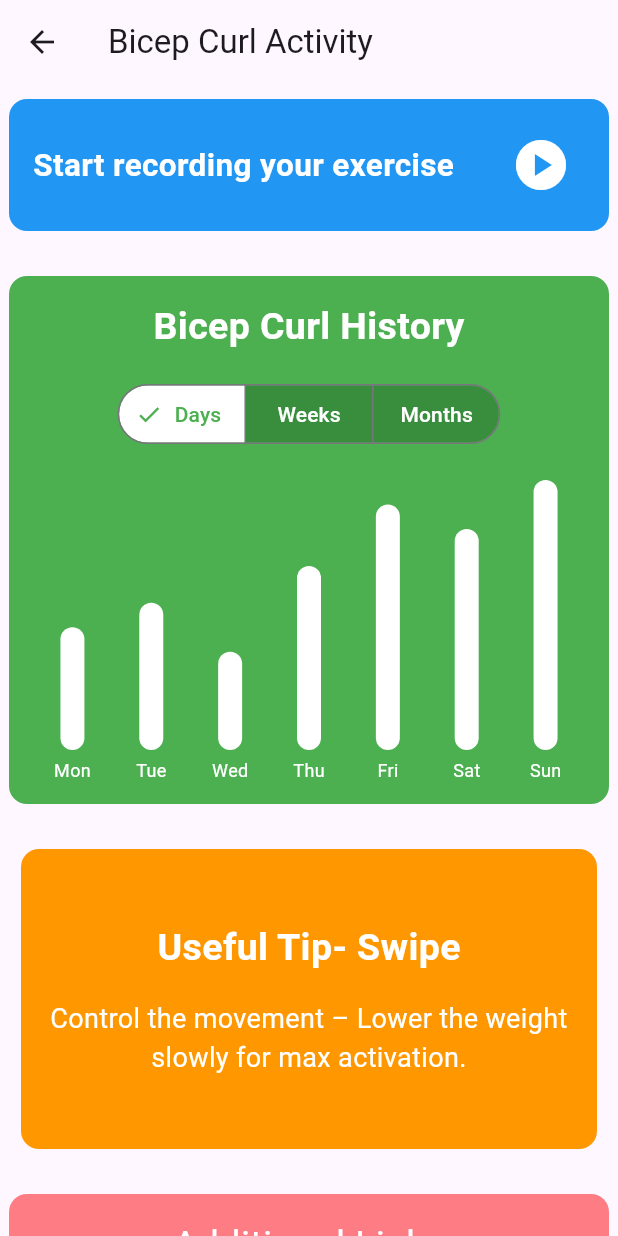
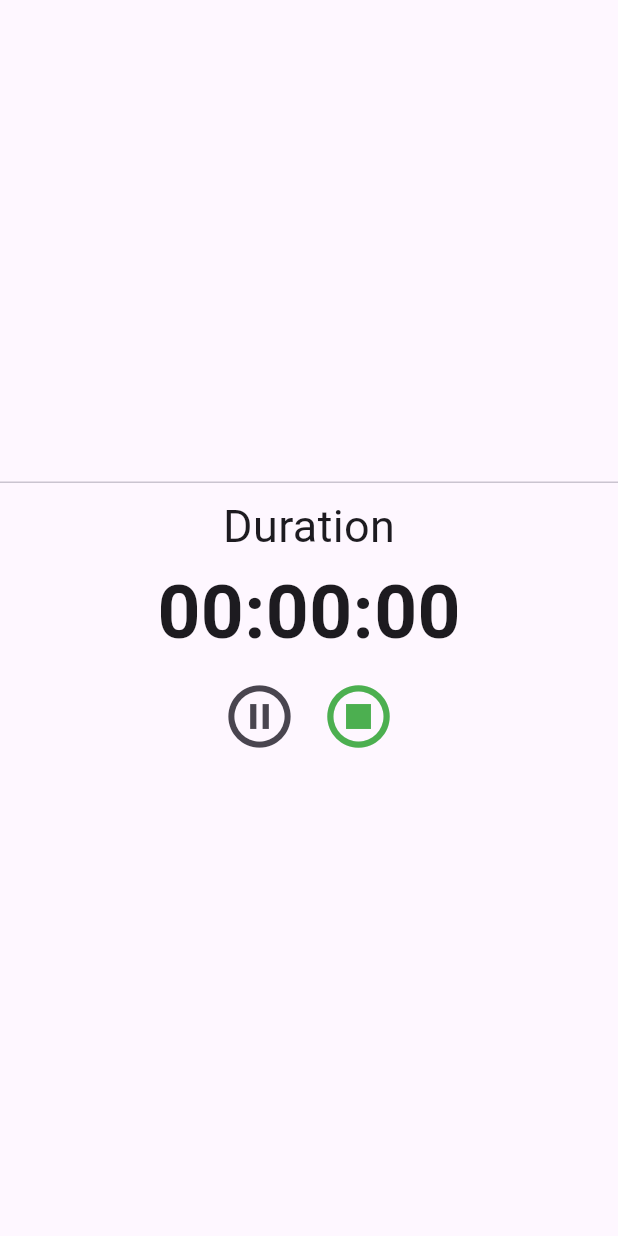
Before and after one commit to JamesMWaller/MobileAndUbiquitousComputing, a Flutter app: the DetailsPage screen opened directly, after a tap on the "play circle" icon, on a phone screen of 412 x 824 dp. Run offline on Flutter 3.47's test engine with Material 3 defaults, Android fonts, the light colour scheme and no system bars; drawn by our look-alikes of fl_chart; our stand-ins replace curved_navigation_bar, flutter_blue_plus.

Commit message:
Added a duration timer

```diff
--- /dev/null
+++ b/flutter_ble/lib/NavToolBar/Items/Active_Activity_page.dart
@@ -0,0 +1,88 @@
+import 'package:flutter/material.dart';
+import 'dart:async';
+import 'Bicep_Curl_Details_Page.dart';
+
+class RunningPage extends StatefulWidget {
+  @override
+  _RunningExercisePage createState() => _RunningExercisePage();
+}
+
+class _RunningExercisePage extends State<RunningPage> {
+  bool toggle = true;
+  final Stopwatch stopwatch = Stopwatch();
+  Timer? timer;
+
+  @override
+  void initState() {
+    super.initState();
+    // Start the stopwatch when the page loads
+    stopwatch.start();
+    // Update the UI every second
+    timer = Timer.periodic(Duration(seconds: 1), (Timer t) {
+      setState(() {});
+    });
+  }
+
+  @override
+  void dispose() {
+    timer?.cancel();
+    super.dispose();
+  }
+
+  String formattedDuration() {
+    final duration = stopwatch.elapsed;
+    String twoDigits(int n) => n.toString().padLeft(2, '0');
+    final hours = twoDigits(duration.inHours);
+    final minutes = twoDigits(duration.inMinutes.remainder(60));
+    final seconds = twoDigits(duration.inSeconds.remainder(60));
+    return "$hours:$minutes:$seconds";
+  }
+
+  @override
+  Widget build(BuildContext context) {
+    return Scaffold(
+      // reps, icon to start exercise, stop
+      body: Center(
+        child: Column(
+          mainAxisAlignment: MainAxisAlignment.center,
+          children: [
+            Divider(),
+            Text("Duration", style: TextStyle(fontSize: 30),),
+            Text(
+              formattedDuration(),
+              style: TextStyle(fontSize: 50, fontWeight: FontWeight.bold),
+            ),
+            Row(
+              mainAxisAlignment: MainAxisAlignment.center,
+              children: [
+                IconButton(
+                  onPressed: () {
+                    setState(() {
+                      toggle = !toggle;
+                      if (toggle) {
+                        stopwatch.start();
+                      } else {
+                        stopwatch.stop();
+                      }
+                    });
+                  },
+                  icon: toggle
+                      ? Icon(Icons.pause_circle_outline, size: 50)
+                      : Icon(Icons.play_circle_outline, size: 50),
+                ),
+                IconButton(
+                  onPressed: () {
+                    stopwatch.stop();
+                    Navigator.of(context).push(MaterialPageRoute(
+                        builder: (context) => DetailsPage()));
+                  },
+                  icon: Icon(Icons.stop_circle_outlined, color: Colors.green, size: 50),
+                )
+              ],
+            ),
+          ],
+        ),
+      ),
+    );
+  }
+}
--- a/flutter_ble/lib/NavToolBar/Items/BicepCurlDetailsPage.dart
+++ b/flutter_ble/lib/NavToolBar/Items/Bicep_Curl_Details_Page.dart
@@ -1,4 +1,5 @@
 import 'package:flutter/material.dart';
+import 'package:flutter_ble/NavToolBar/Items/Active_Activity_page.dart';
 import '../../home_page.dart';
 import 'package:fl_chart/fl_chart.dart';
 // import 'package:url_launcher/url_launcher.dart';
@@ -45,7 +46,10 @@ class _DetailsPageState extends State<DetailsPage> {
                         ),
                       ),
                       SizedBox(width: 30),
-                      IconButton(onPressed:(){}, icon: Icon(Icons.play_circle, color: Colors.white, size: 40.0)),
+                      IconButton(onPressed:(){
+                        Navigator.of(context).push(MaterialPageRoute(
+                            builder: (context) => RunningPage()));
+                      }, icon: Icon(Icons.play_circle, color: Colors.white, size: 40.0)),
                     ],
                   ),
                 ),
--- a/flutter_ble/lib/NavToolBar/Items/LatRaisesDetailsPage.dart
+++ b/flutter_ble/lib/NavToolBar/Items/Lateral_Raises_Details_Page.dart
@@ -180,9 +180,9 @@ class _LatDetailsPageState extends State<LatDetailsPage> {
     return Column(
       children: [
 
-        _buildLink("Proper Bicep Curl Form", "https://www.youtube.com/watch?v=ykJmrZ5v0Oo"),
-        _buildLink("Common Bicep Curl Mistakes & Fixes", "https://www.youtube.com/watch?v=MeIiIdhvXT4"),
-        _buildLink("Best Science-Based Bicep Workouts", "https://www.strongerbyscience.com/biceps/"),
+        _buildLink("How to Master Lateral Raises: Form, Technique, & Benefits", "https://www.onepeloton.com/blog/lateral-raises"),
+        _buildLink("Stop Doing Lateral Raises Like This! (8 MISTAKES)", "https://www.youtube.com/watch?v=K5hFLVJnnsw"),
+        _buildLink("Lateral Raise", "https://www.youtube.com/watch?v=OuG1smZTsQQ"),
         _buildLink("Why Your Biceps Won't Grow", "https://www.muscleandstrength.com/articles/top-10-biceps-mistakes"),
       ],
     );
@@ -209,13 +209,15 @@ class _LatDetailsPageState extends State<LatDetailsPage> {
               SizedBox(
                 width: 5,
               ),
-              Text(
+              Flexible(
+                  child: Text(
                     text,
                     style: TextStyle(
                       fontSize: 16,
                       color: Colors.white,
                       decoration: TextDecoration.underline,
                       decorationColor: Colors.white,
+                    ),
                   ),
               ),
             ],
```
Also changed, not shown: flutter_ble/lib/NavToolBar/Items/exercises.dart (+5 -26 lines). Lines whose indentation alone changed are shown as unchanged.
